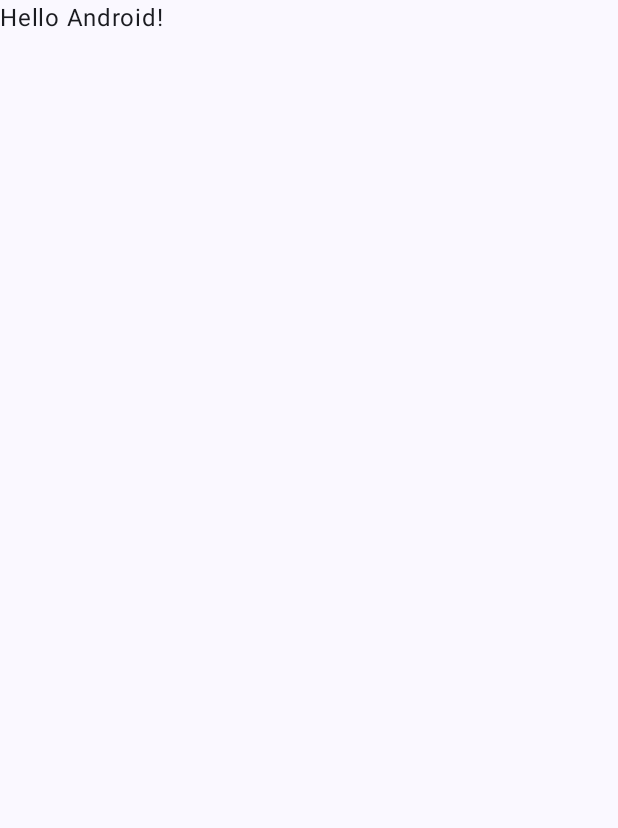
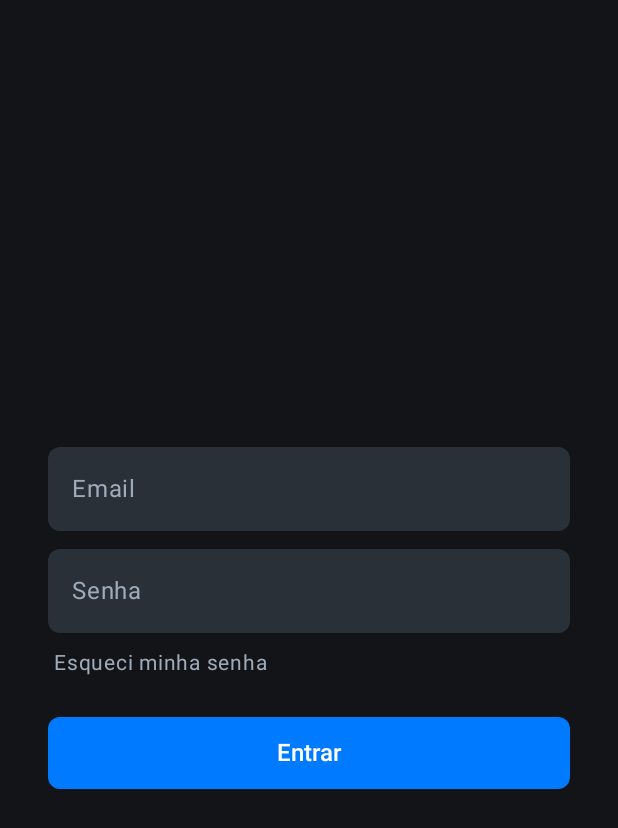
Before and after one commit to RaphaelSouzaFranco/WTC-Challenge, an Android app built with Jetpack Compose: the screen it shows after launch (MainActivity), on a phone screen of 412 x 824 dp. Before the commit the part shown is almost empty. Shown: the top 828 px of the screen. Run offline under Robolectric (Android 15) with nearby library versions, the phone set to English and light mode, and no system bars.

Commit message:
Feature: LoginScreen, Navhost e Classes de nav

```diff
--- a/app/build.gradle.kts
+++ b/app/build.gradle.kts
@@ -49,6 +49,7 @@ dependencies {
     implementation(libs.androidx.ui.graphics)
     implementation(libs.androidx.ui.tooling.preview)
     implementation(libs.androidx.material3)
+    implementation(libs.androidx.navigation.compose)
     testImplementation(libs.junit)
     androidTestImplementation(libs.androidx.junit)
     androidTestImplementation(libs.androidx.espresso.core)
--- a/app/src/main/java/com/example/wtcchallenge/MainActivity.kt
+++ b/app/src/main/java/com/example/wtcchallenge/MainActivity.kt
@@ -4,14 +4,21 @@ import android.os.Bundle
 import androidx.activity.ComponentActivity
 import androidx.activity.compose.setContent
 import androidx.activity.enableEdgeToEdge
+import androidx.compose.foundation.background
 import androidx.compose.foundation.layout.fillMaxSize
 import androidx.compose.foundation.layout.padding
 import androidx.compose.material3.Scaffold
-import androidx.compose.material3.Text
+import androidx.compose.material3.Surface
 import androidx.compose.runtime.Composable
 import androidx.compose.ui.Modifier
-import androidx.compose.ui.tooling.preview.Preview
+import androidx.compose.ui.graphics.Color
+import androidx.navigation.compose.NavHost
+import androidx.navigation.compose.composable
+import androidx.navigation.compose.rememberNavController
+import com.example.wtcchallenge.composables.LoginScreen
+import com.example.wtcchallenge.composables.Screen
 import com.example.wtcchallenge.ui.theme.WTCChallengeTheme
+
 
 class MainActivity : ComponentActivity() {
     override fun onCreate(savedInstanceState: Bundle?) {
@@ -19,29 +26,27 @@ class MainActivity : ComponentActivity() {
         enableEdgeToEdge()
         setContent {
             WTCChallengeTheme {
-                Scaffold(modifier = Modifier.fillMaxSize()) { innerPadding ->
-                    Greeting(
-                        name = "Android",
-                        modifier = Modifier.padding(innerPadding)
-                    )
+                Scaffold(modifier = Modifier.fillMaxSize()) {innerPadding ->
+                    WTCApp(modifier = Modifier.padding(innerPadding))
+                }
                 }
             }
         }
     }
-}
+
 
 @Composable
-fun Greeting(name: String, modifier: Modifier = Modifier) {
-    Text(
-        text = "Hello $name!",
-        modifier = modifier
-    )
-}
+fun WTCApp(modifier: Modifier = Modifier) {
+    val nav = rememberNavController()
 
-@Preview(showBackground = true)
-@Composable
-fun GreetingPreview() {
-    WTCChallengeTheme {
-        Greeting("Android")
+    NavHost(navController= nav, startDestination = Screen.Login.route,modifier=modifier) {
+        composable(Screen.Login.route){
+            LoginScreen(
+                onLogin = {nav.navigate(Screen.Profile.route)}
+            )
+        }
     }
-}
+
+
+
+    }
--- /dev/null
+++ b/app/src/main/java/com/example/wtcchallenge/composables/LoginScreen.kt
@@ -0,0 +1,140 @@
+package com.example.wtcchallenge.composables
+
+import androidx.compose.foundation.background
+import androidx.compose.foundation.clickable
+import androidx.compose.foundation.layout.Arrangement
+import androidx.compose.foundation.layout.Box
+import androidx.compose.foundation.layout.Column
+import androidx.compose.foundation.layout.Spacer
+import androidx.compose.foundation.layout.fillMaxSize
+import androidx.compose.foundation.layout.fillMaxWidth
+import androidx.compose.foundation.layout.height
+import androidx.compose.foundation.layout.padding
+import androidx.compose.foundation.shape.RoundedCornerShape
+import androidx.compose.material3.Button
+import androidx.compose.material3.ButtonDefaults
+import androidx.compose.material3.Surface
+import androidx.compose.material3.Text
+import androidx.compose.material3.TextField
+import androidx.compose.material3.TextFieldDefaults
+import androidx.compose.runtime.Composable
+import androidx.compose.runtime.getValue
+import androidx.compose.runtime.mutableStateOf
+import androidx.compose.runtime.remember
+import androidx.compose.runtime.setValue
+import androidx.compose.ui.Alignment
+import androidx.compose.ui.Modifier
+import androidx.compose.ui.graphics.Color
+import androidx.compose.ui.text.font.FontWeight
+import androidx.compose.ui.text.input.PasswordVisualTransformation
+import androidx.compose.ui.text.input.TextFieldValue
+import androidx.compose.ui.text.style.TextAlign
+import androidx.compose.ui.tooling.preview.Preview
+import androidx.compose.ui.unit.dp
+import androidx.compose.ui.unit.sp
+import com.example.wtcchallenge.ui.theme.WTCChallengeTheme
+
+@Composable
+fun LoginScreen(onLogin: () -> Unit) {
+    var email by remember { mutableStateOf(TextFieldValue("")) }
+    var senha by remember { mutableStateOf(TextFieldValue("")) }
+
+    Box(
+        modifier = Modifier
+            .fillMaxSize()
+            .background(Color(0xFF121417)),
+        contentAlignment = Alignment.Center
+    ) {
+        Column(
+            horizontalAlignment = Alignment.CenterHorizontally,
+            verticalArrangement = Arrangement.Center,
+            modifier = Modifier
+                .padding(horizontal = 32.dp)
+                .fillMaxWidth()
+        ) {
+
+            // Campo Email
+            TextField(
+                value = email,
+                onValueChange = { email = it },
+                placeholder = { Text("Email", color = Color(0xFF9EABBA)) },
+                singleLine = true,
+                colors = TextFieldDefaults.colors(
+                    focusedContainerColor = Color(0xFF293038),
+                    unfocusedContainerColor = Color(0xFF293038),
+                    focusedIndicatorColor = Color.Transparent,
+                    unfocusedIndicatorColor = Color.Transparent,
+                    cursorColor = Color.White,
+                    focusedTextColor = Color.White,
+                    unfocusedTextColor = Color.White
+                ),
+                shape = RoundedCornerShape(8.dp),
+                modifier = Modifier
+                    .fillMaxWidth()
+                    .padding(bottom = 12.dp)
+            )
+
+            // Campo Senha
+            TextField(
+                value = senha,
+                onValueChange = { senha = it },
+                placeholder = { Text("Senha", color = Color(0xFF9EABBA)) },
+                singleLine = true,
+                visualTransformation = PasswordVisualTransformation(),
+                colors = TextFieldDefaults.colors(
+                    focusedContainerColor = Color(0xFF293038),
+                    unfocusedContainerColor = Color(0xFF293038),
+                    focusedIndicatorColor = Color.Transparent,
+                    unfocusedIndicatorColor = Color.Transparent,
+                    cursorColor = Color.White,
+                    focusedTextColor = Color.White,
+                    unfocusedTextColor = Color.White
+                ),
+                shape = RoundedCornerShape(8.dp),
+                modifier = Modifier
+                    .fillMaxWidth()
+            )
+
+            Spacer(modifier = Modifier.height(8.dp))
+
+            // Texto "Esqueci minha senha"
+            Text(
+                text = "Esqueci minha senha",
+                color = Color(0xFF9EABBA),
+                fontSize = 14.sp,
+                modifier = Modifier
+                    .align(Alignment.Start)
+                    .clickable { /* ação futura */ }
+                    .padding(start = 4.dp, bottom = 24.dp)
+            )
+
+            // Botão Entrar
+            Button(
+                onClick = {onLogin() },
+                colors = ButtonDefaults.buttonColors(containerColor = Color(0xFF007BFF)),
+                shape = RoundedCornerShape(8.dp),
+                modifier = Modifier
+                    .fillMaxWidth()
+                    .height(48.dp)
+            ) {
+                Text(
+                    text = "Entrar",
+                    color = Color.White,
+                    fontWeight = FontWeight.SemiBold,
+                    fontSize = 16.sp,
+                    textAlign = TextAlign.Center
+                )
+            }
+        }
+    }
+}
+
+@Preview(showBackground = true)
+@Composable
+fun LoginScreenPreview() {
+    WTCChallengeTheme {
+        Surface(color = Color(0xFF0D0D0D)) {
+            LoginScreen(onLogin = {})
+        }
+    }
+}
--- /dev/null
+++ b/app/src/main/java/com/example/wtcchallenge/composables/Screen.kt
@@ -0,0 +1,10 @@
+package com.example.wtcchallenge.composables
+
+sealed class Screen (val route:String){
+    data object Login: Screen("login")
+    data object Messages: Screen ("messages")
+    data object Chat: Screen ("chat")
+    data object Campaign: Screen ("campaign")
+    data object Client: Screen ("client")
+    data object Profile: Screen("profile")
+}
--- a/gradle/libs.versions.toml
+++ b/gradle/libs.versions.toml
@@ -8,6 +8,7 @@ espressoCore = "3.7.0"
 lifecycleRuntimeKtx = "2.9.3"
 activityCompose = "1.10.1"
 composeBom = "2024.09.00"
+navigationCompose = "2.9.5"
 
 [libraries]
 androidx-core-ktx = { group = "androidx.core", name = "core-ktx", version.ref = "coreKtx" }
@@ -24,6 +25,7 @@ androidx-ui-tooling-preview = { group = "androidx.compose.ui", name = "ui-toolin
 androidx-ui-test-manifest = { group = "androidx.compose.ui", name = "ui-test-manifest" }
 androidx-ui-test-junit4 = { group = "androidx.compose.ui", name = "ui-test-junit4" }
 androidx-material3 = { group = "androidx.compose.material3", name = "material3" }
+androidx-navigation-compose = { group = "androidx.navigation", name = "navigation-compose", version.ref = "navigationCompose" }
 
 [plugins]
 android-application = { id = "com.android.application", version.ref = "agp" }
```
